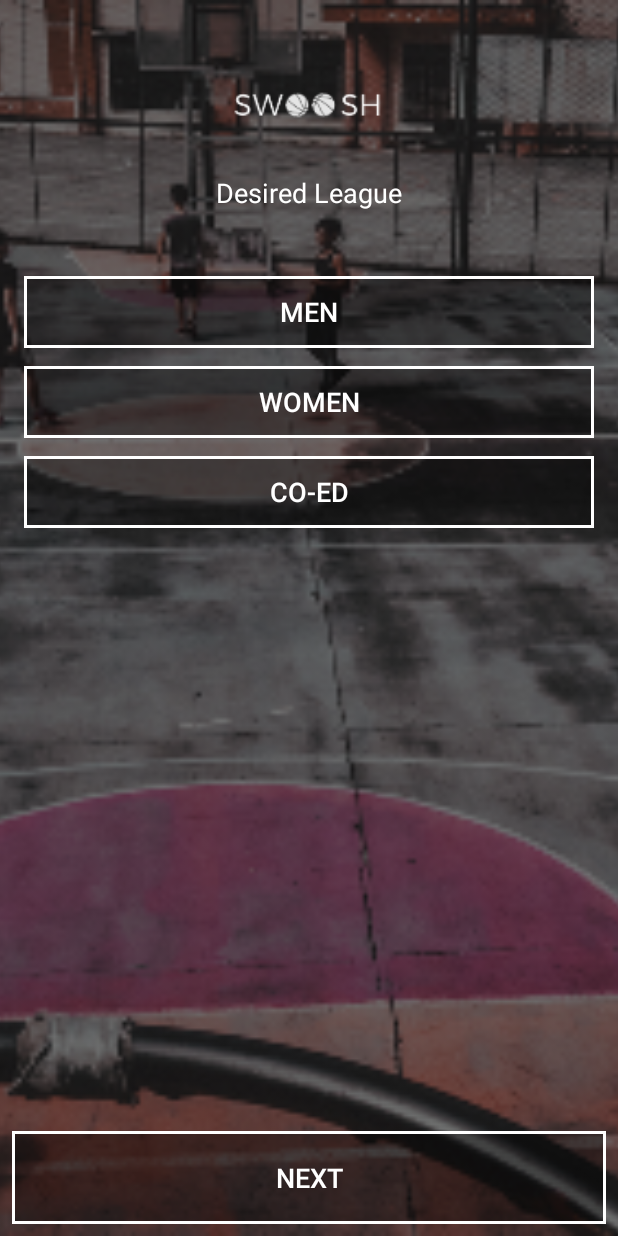
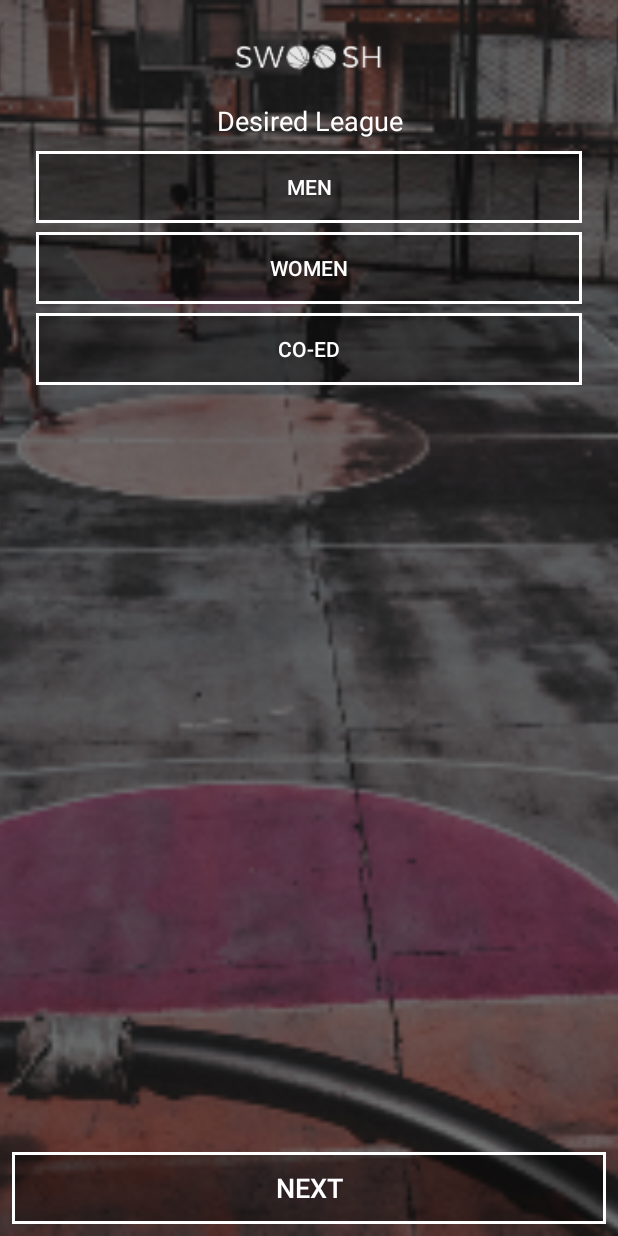
Before and after one commit to JhorAVi/SWOOSH, an Android app: the LeagueActivity screen opened directly, with no data from a screen before it, on a phone screen of 412 x 824 dp. Run offline under Robolectric (Android 15) with nearby library versions, the phone set to English and light mode, and no system bars.

```diff
--- a/app/src/main/AndroidManifest.xml
+++ b/app/src/main/AndroidManifest.xml
@@ -6,7 +6,6 @@
         android:allowBackup="true"
         android:icon="@mipmap/ic_launcher"
         android:label="@string/app_name"
-        android:roundIcon="@mipmap/ic_launcher_round"
         android:supportsRtl="true"
         android:theme="@style/AppTheme">
         <activity android:name=".Controller.WelcomeActivity">
@@ -19,7 +18,6 @@
         <activity android:name=".Controller.LeagueActivity" />
         <activity android:name=".Controller.BaseActivity" />
         <activity android:name=".Controller.SkillActivity" />
-        <activity android:name=".Controller.MainActivity" />
         <activity android:name=".Controller.FinishActivity"></activity>
     </application>
 
--- a/app/src/main/java/com/example/jhoravi/swoosh/Controller/LeagueActivity.kt
+++ b/app/src/main/java/com/example/jhoravi/swoosh/Controller/LeagueActivity.kt
@@ -2,6 +2,7 @@ package com.example.jhoravi.swoosh.Controller
 
 import android.content.Intent
 import android.os.Bundle
+import android.os.PersistableBundle
 import android.view.View
 import android.widget.Toast
 import com.example.jhoravi.swoosh.Model.Player
@@ -13,9 +14,22 @@ class LeagueActivity : BaseActivity() {
 
     var player = Player("", "")
 
+    override fun onSaveInstanceState(outState: Bundle?) {
+        super.onSaveInstanceState(outState)
+        outState?.putParcelable(EXTRA_PLAYER, player)
+    }
+
     override fun onCreate(savedInstanceState: Bundle?) {
         super.onCreate(savedInstanceState)
         setContentView(R.layout.activity_league)
+    }
+
+    // load saved sate
+    override fun onRestoreInstanceState(savedInstanceState: Bundle?) {
+        super.onRestoreInstanceState(savedInstanceState)
+        if (savedInstanceState != null){
+            player = savedInstanceState.getParcelable(EXTRA_PLAYER)
+        }
     }
 
     fun onMensClicked(view: View){
--- a/app/src/main/res/layout/activity_league.xml
+++ b/app/src/main/res/layout/activity_league.xml
@@ -26,35 +26,35 @@
         android:layout_height="44dp"
         android:layout_marginEnd="8dp"
         android:layout_marginStart="8dp"
-        android:layout_marginTop="48dp"
+        android:layout_marginTop="16dp"
+        android:contentDescription="@string/app_logo"
         android:scaleType="fitCenter"
         app:layout_constraintEnd_toEndOf="parent"
+        app:layout_constraintHorizontal_bias="0.502"
         app:layout_constraintStart_toStartOf="parent"
         app:layout_constraintTop_toTopOf="parent"
-        app:srcCompat="@drawable/swooshlogo"
-        android:contentDescription="@string/app_logo" />
+        app:srcCompat="@drawable/swooshlogo" />
 
     <TextView
         android:id="@+id/textView3"
         android:layout_width="174dp"
-        android:layout_height="36dp"
+        android:layout_height="wrap_content"
         android:layout_marginEnd="8dp"
         android:layout_marginStart="8dp"
-        android:layout_marginTop="24dp"
+        android:layout_marginTop="8dp"
         android:singleLine="false"
         android:text="@string/desired_league"
         android:textAlignment="center"
         android:textColor="@android:color/background_light"
         android:textSize="18sp"
         app:layout_constraintEnd_toEndOf="parent"
-        app:layout_constraintHorizontal_bias="0.497"
         app:layout_constraintStart_toStartOf="parent"
         app:layout_constraintTop_toBottomOf="@+id/imageView2" />
 
     <Button
         android:id="@+id/leagueNextBtn"
         android:layout_width="0dp"
-        android:layout_height="62dp"
+        android:layout_height="48dp"
         android:layout_marginBottom="8dp"
         android:layout_marginEnd="8dp"
         android:layout_marginStart="8dp"
@@ -71,11 +71,12 @@
         android:id="@+id/linearLayout"
         android:layout_width="0dp"
         android:layout_height="wrap_content"
-        android:layout_marginEnd="16dp"
-        android:layout_marginStart="16dp"
-        android:layout_marginTop="32dp"
+        android:layout_marginEnd="24dp"
+        android:layout_marginStart="24dp"
+        android:layout_marginTop="8dp"
         android:orientation="vertical"
         app:layout_constraintEnd_toEndOf="parent"
+        app:layout_constraintHorizontal_bias="0.0"
         app:layout_constraintStart_toStartOf="parent"
         app:layout_constraintTop_toBottomOf="@+id/textView3">
 
@@ -89,21 +90,21 @@
             android:textColor="@android:color/background_light"
             android:textOff="@string/men"
             android:textOn="@string/men"
-            android:textSize="18sp" />
+            android:textSize="14sp" />
 
         <ToggleButton
             android:id="@+id/womensLeagueBtn"
             android:layout_width="match_parent"
             android:layout_height="wrap_content"
-            android:layout_marginBottom="12dp"
-            android:layout_marginTop="12dp"
+            android:layout_marginBottom="6dp"
+            android:layout_marginTop="6dp"
             android:background="@drawable/swoosh_toggle"
             android:onClick="onWomensClicked"
             android:text="@string/women"
             android:textColor="@android:color/background_light"
             android:textOff="@string/women"
             android:textOn="@string/women"
-            android:textSize="18sp" />
+            android:textSize="14sp" />
 
         <ToggleButton
             android:id="@+id/coedLeagueBtn"
@@ -115,7 +116,7 @@
             android:textColor="@android:color/background_light"
             android:textOff="@string/co_ed"
             android:textOn="@string/co_ed"
-            android:textSize="18sp" />
+            android:textSize="14sp" />
 
     </LinearLayout>
 
--- a/app/src/main/res/mipmap-anydpi-v26/ic_launcher.xml
+++ /dev/null
@@ -1,5 +0,0 @@
-<?xml version="1.0" encoding="utf-8"?>
-<adaptive-icon xmlns:android="http://schemas.android.com/apk/res/android">
-    <background android:drawable="@drawable/ic_launcher_background" />
-    <foreground android:drawable="@drawable/ic_launcher_foreground" />
-</adaptive-icon>
--- a/app/src/main/res/mipmap-anydpi-v26/ic_launcher_round.xml
+++ /dev/null
@@ -1,5 +0,0 @@
-<?xml version="1.0" encoding="utf-8"?>
-<adaptive-icon xmlns:android="http://schemas.android.com/apk/res/android">
-    <background android:drawable="@drawable/ic_launcher_background" />
-    <foreground android:drawable="@drawable/ic_launcher_foreground" />
-</adaptive-icon>
```
Also changed, not shown: app/src/main/java/com/example/jhoravi/swoosh/Controller/SkillActivity.kt (+14 -1 lines), app/src/main/res/layout/activity_skill.xml (+7 -7 lines), app/src/main/res/layout/activity_welcome.xml (+10 -9 lines), app/src/main/res/mipmap-hdpi/ic_launcher.png, app/src/main/res/mipmap-hdpi/ic_launcher_round.png (deleted), app/src/main/res/mipmap-mdpi/ic_launcher.png, app/src/main/res/mipmap-mdpi/ic_launcher_round.png (deleted), app/src/main/res/mipmap-xhdpi/ic_launcher.png, app/src/main/res/mipmap-xhdpi/ic_launcher_round.png (deleted), app/src/main/res/mipmap-xxhdpi/ic_launcher.png, app/src/main/res/mipmap-xxhdpi/ic_launcher_round.png (deleted), app/src/main/res/mipmap-xxxhdpi/ic_launcher.png, app/src/main/res/mipmap-xxxhdpi/ic_launcher_round.png (deleted).
